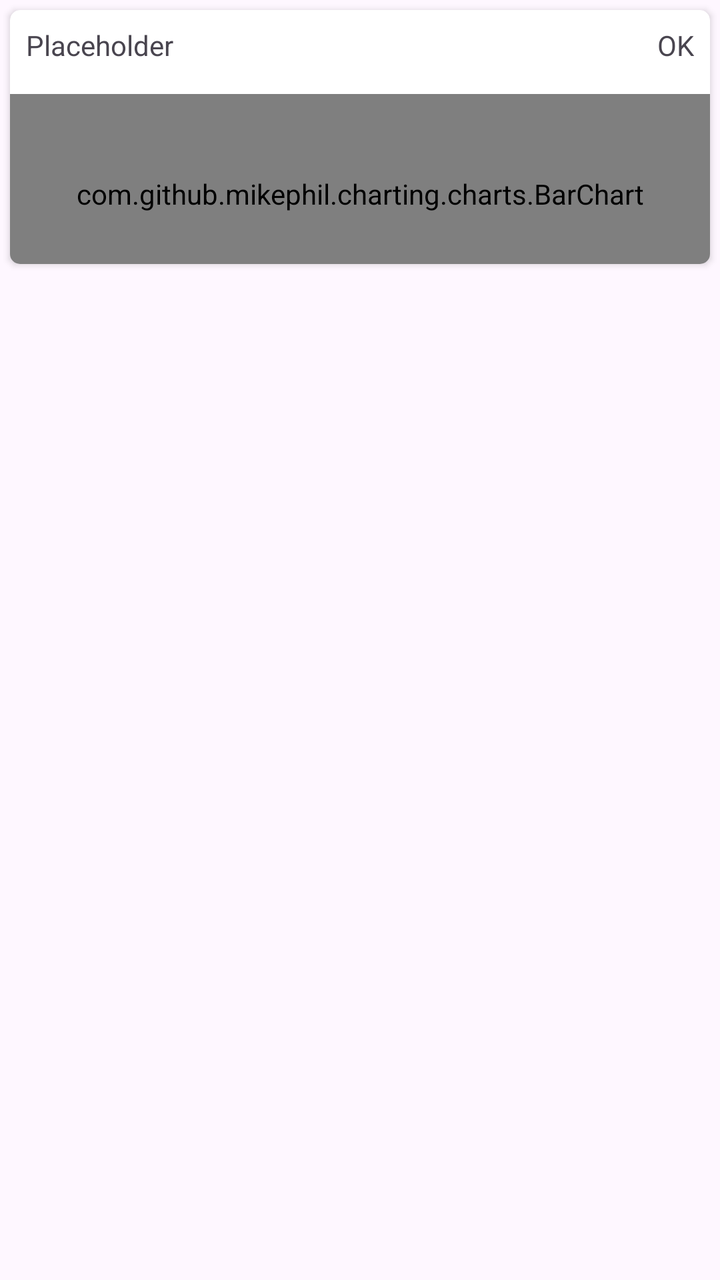
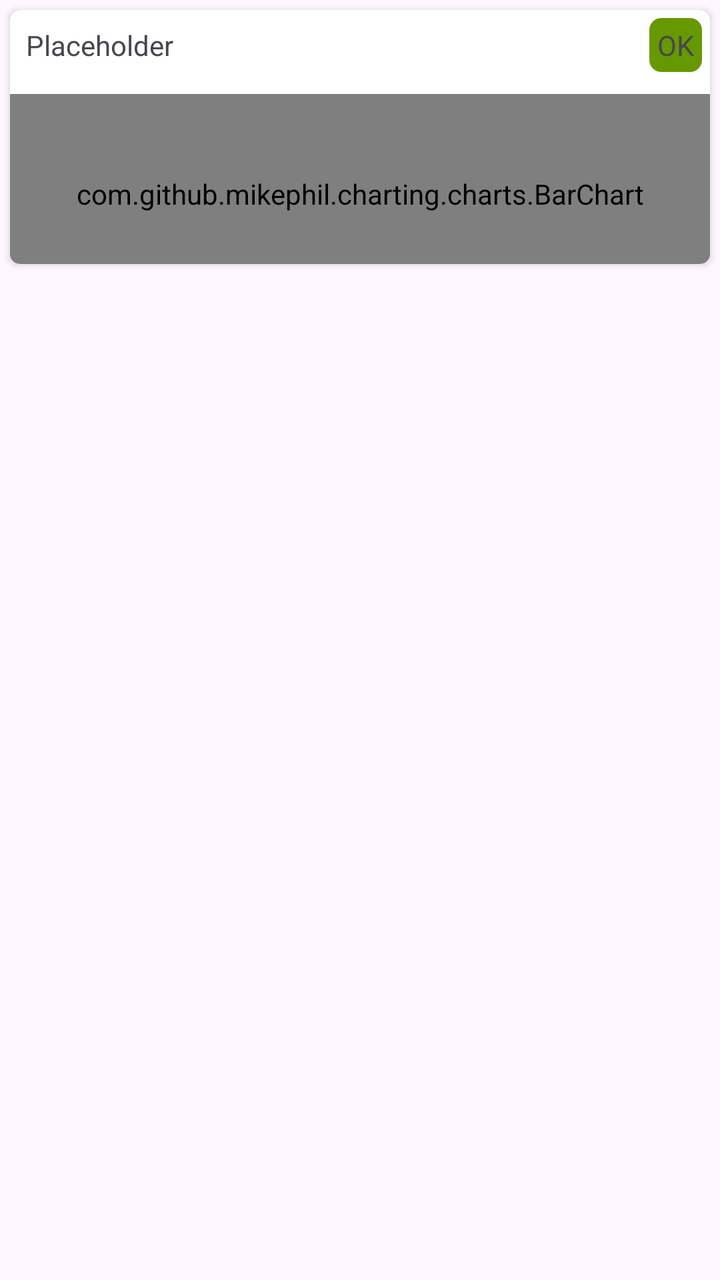

Two renders of the same Android screen: before a commit and after it. Below are the layout's source before the change and the commit's diff.
<!-- AndroidManifest.xml: application theme Theme.RUBMotorsportGroup2 -->
<!-- res/layout/segment_card.xml -->
<?xml version="1.0" encoding="utf-8"?>
<androidx.constraintlayout.widget.ConstraintLayout xmlns:android="http://schemas.android.com/apk/res/android"
    xmlns:app="http://schemas.android.com/apk/res-auto"
    xmlns:tools="http://schemas.android.com/tools"
    android:layout_width="match_parent"
    android:layout_height="wrap_content">

    <androidx.cardview.widget.CardView
        android:id="@+id/cv_segment"
        android:layout_width="match_parent"
        android:layout_height="0dp"
        android:layout_margin="5dp"
        app:cardCornerRadius="5dp"
        app:layout_constraintEnd_toEndOf="parent"
        app:layout_constraintStart_toStartOf="parent"
        app:layout_constraintTop_toTopOf="parent">

        <androidx.constraintlayout.widget.ConstraintLayout
            android:layout_width="match_parent"
            android:layout_height="match_parent">

            <TextView
                android:id="@+id/textView"
                android:layout_width="wrap_content"
                android:layout_height="wrap_content"
                android:layout_marginTop="8dp"
                android:layout_marginEnd="8dp"
                android:text="@string/status_ok"
                app:layout_constraintEnd_toEndOf="parent"
                app:layout_constraintTop_toTopOf="parent" />

            <TextView
                android:id="@+id/tv_segmentID"
                android:layout_width="0dp"
                android:layout_height="wrap_content"
                android:layout_marginStart="8dp"
                android:layout_marginTop="8dp"
                android:text="Placeholder"
                app:layout_constraintStart_toStartOf="parent"
                app:layout_constraintTop_toTopOf="parent" />

            <com.github.mikephil.charting.charts.BarChart
                android:id="@+id/bc_segmentData"
                android:layout_width="match_parent"
                android:layout_height="100dp"
                android:translationY="15dp"
                app:layout_constraintTop_toBottomOf="@+id/tv_segmentID"
                tools:layout_editor_absoluteX="0dp" />

        </androidx.constraintlayout.widget.ConstraintLayout>

    </androidx.cardview.widget.CardView>
</androidx.constraintlayout.widget.ConstraintLayout>
<!-- resources referenced by this layout -->
<resources>
  <string name="status_ok">OK</string>
  <style name="Theme.RUBMotorsportGroup2" parent="Base.Theme.RUBMotorsportGroup2" />
  <style name="Base.Theme.RUBMotorsportGroup2" parent="Theme.Material3.DayNight.NoActionBar">
          
          
      </style>
</resources>

<!-- the commit's change to res/layout/segment_card.xml (unified diff, before → after) -->
@@ -20,11 +20,15 @@
             android:layout_height="match_parent">
 
             <TextView
-                android:id="@+id/textView"
+                android:id="@+id/tv_segmentStatus"
                 android:layout_width="wrap_content"
                 android:layout_height="wrap_content"
-                android:layout_marginTop="8dp"
-                android:layout_marginEnd="8dp"
+                android:layout_marginTop="4dp"
+                android:layout_marginEnd="4dp"
+                android:background="@drawable/tv_segment_status_drawable"
+                android:padding="4dp"
+
+
                 android:text="@string/status_ok"
                 app:layout_constraintEnd_toEndOf="parent"
                 app:layout_constraintTop_toTopOf="parent" />
<!-- resource entries referenced after the edit -->
@@ -1,5 +1,20 @@
 <!-- resources referenced by this layout -->
 <resources>
+  <!-- drawable tv_segment_status_drawable (drawable) -->
+  <?xml version="1.0" encoding="utf-8"?>
+  <shape
+      xmlns:android="http://schemas.android.com/apk/res/android"
+      android:shape="rectangle">
+  
+      <corners android:radius="5dp" />
+  
+      
+      <stroke android:width="2dp" android:color="@android:color/holo_green_dark" />
+  
+      
+      <solid android:color="@android:color/holo_green_dark" />
+  
+  </shape>
   <string name="status_ok">OK</string>
   <style name="Theme.RUBMotorsportGroup2" parent="Base.Theme.RUBMotorsportGroup2" />
   <style name="Base.Theme.RUBMotorsportGroup2" parent="Theme.Material3.DayNight.NoActionBar">
